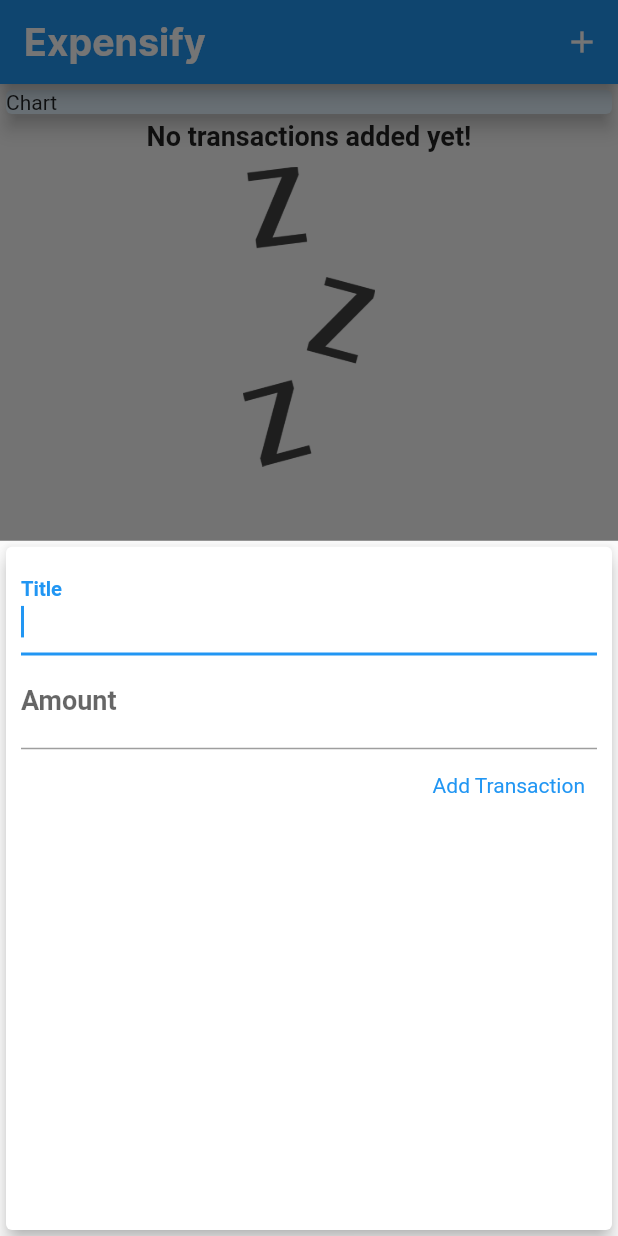
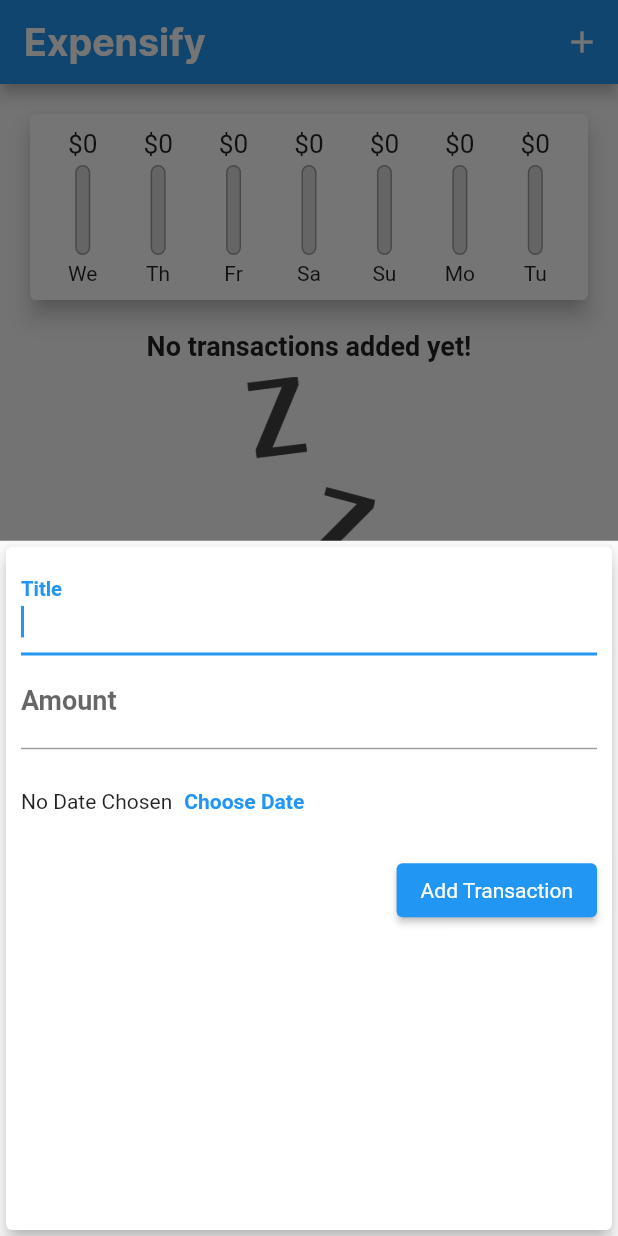
Before and after one commit to therealmai/expensify, a Flutter app: the screen it shows after launch, after a tap on the "add" icon, on a phone screen of 412 x 824 dp. Run offline on Flutter 3.47's test engine with Material 2 defaults, Android fonts, the phone set to English and light mode, and no system bars.

Commit message:
done with expensify

```diff
--- a/lib/main.dart
+++ b/lib/main.dart
@@ -1,4 +1,5 @@
-import 'package:expensify/widgets/new_transaction.dart';
+import './widgets/chart.dart';
+import './widgets/new_transaction.dart';
 import './widgets/transaction_list.dart';
 import 'package:flutter/material.dart';
 
@@ -16,17 +17,13 @@ class MyApp extends StatelessWidget {
             .copyWith(secondary: Colors.blue.shade800),
         fontFamily: 'Inter',
         textTheme: ThemeData.light().textTheme.copyWith(
-          titleMedium: TextStyle(
-            fontFamily: 'Roboto',
-            fontSize: 18,
-            fontWeight: FontWeight.bold
-          ),
-          titleSmall: TextStyle(
-            fontFamily: 'Roboto',
-            fontSize: 12,
-            color: Colors.grey
-          ),
-        ),
+              titleMedium: TextStyle(
+                  fontFamily: 'Roboto',
+                  fontSize: 18,
+                  fontWeight: FontWeight.bold),
+              titleSmall: TextStyle(
+                  fontFamily: 'Roboto', fontSize: 12, color: Colors.grey),
+            ),
         appBarTheme: AppBarTheme(
           titleTextStyle: TextStyle(
               fontFamily: 'Inter', fontWeight: FontWeight.bold, fontSize: 25),
@@ -58,12 +55,22 @@ class _MyHomePageState extends State<MyHomePage> {
     // )
   ];
 
-  void _addNewTransaction(String txTitle, double txAmount) {
+  List<Transaction> get _recentTransactions {
+    return _userTransaction.where((tx) {
+      return tx.date.isAfter(
+        DateTime.now().subtract(
+          Duration(days: 7),
+        ),
+      );
+    }).toList();
+  }
+
+  void _addNewTransaction(String txTitle, double txAmount, DateTime chosenDate) {
     final newTx = Transaction(
         id: DateTime.now().toString(),
         title: txTitle,
         amount: txAmount,
-        date: DateTime.now());
+        date: chosenDate);
 
     setState(() {
       _userTransaction.add(newTx);
@@ -100,13 +107,7 @@ class _MyHomePageState extends State<MyHomePage> {
           mainAxisAlignment: MainAxisAlignment.start,
           crossAxisAlignment: CrossAxisAlignment.stretch,
           children: <Widget>[
-            Container(
-              child: Card(
-                color: Theme.of(context).secondaryHeaderColor,
-                child: Text('Chart'),
-                elevation: 5,
-              ),
-            ),
+            Chart(_recentTransactions),
             TransactionList(_userTransaction),
           ],
         ),
--- a/lib/widgets/chart.dart
+++ b/lib/widgets/chart.dart
@@ -1,15 +1,61 @@
+import 'package:expensify/widgets/chart_bar.dart';
 import 'package:flutter/material.dart';
-
+import 'package:intl/intl.dart';
+import '../models/transaction.dart';
 
 class Chart extends StatelessWidget {
+  final List<Transaction> recentTransactions;
+
+  Chart(this.recentTransactions);
+
+  List<Map<String, Object>> get groupedTransactionValues {
+    return List.generate(7, (index) {
+      final weekDay = DateTime.now().subtract(
+        Duration(days: index),
+      );
+
+      double totalSum = 0;
+
+      for (var x = 0; x < recentTransactions.length; x++) {
+        if (recentTransactions[x].date.day == weekDay.day &&
+            recentTransactions[x].date.month == weekDay.month &&
+            recentTransactions[x].date.year == weekDay.year) {
+          totalSum += recentTransactions[x].amount;
+        }
+      }
+      return {
+        'day': DateFormat.E().format(weekDay).substring(0, 2),
+        'amount': totalSum
+      };
+    }).reversed.toList();
+  }
+
+  double get totalSpending {
+    return groupedTransactionValues.fold(0.0, (sum, item) {
+      return sum + (item['amount'] as double);
+    });
+  }
 
   @override
   Widget build(BuildContext context) {
     return Card(
       elevation: 6,
       margin: EdgeInsets.all(20),
-
-
+      child: Container(
+        padding: EdgeInsets.all(10),
+        child: Row(
+            mainAxisAlignment: MainAxisAlignment.spaceAround,
+            children: groupedTransactionValues.map((data) {
+              return Flexible(
+                  fit: FlexFit.tight,
+                  child: ChartBar(
+                      data['day'] as String,
+                      data['amount'] as double,
+                      totalSpending == 0.0
+                          ? 0.0
+                          : (data['amount'] as double) / totalSpending));
+            }).toList()),
+      ),
     );
   }
 }
--- /dev/null
+++ b/lib/widgets/chart_bar.dart
@@ -0,0 +1,52 @@
+import 'package:flutter/material.dart';
+
+class ChartBar extends StatelessWidget {
+  final String label;
+  final double spendingAmount;
+  final double spendingPctOfTotal;
+
+  ChartBar(this.label, this.spendingAmount, this.spendingPctOfTotal);
+
+  @override
+  Widget build(BuildContext context) {
+    return Column(
+      children: <Widget>[
+        Container(
+          height: 20,
+          child: FittedBox(
+            child: Text('\$${spendingAmount.toStringAsFixed(0)}'),
+          ),
+        ),
+        SizedBox(
+          height: 4,
+        ),
+        Container(
+          height: 60,
+          width: 10,
+          child: Stack(
+            children: <Widget>[
+              Container(
+                decoration: BoxDecoration(
+                    border: Border.all(color: Colors.grey, width: 1),
+                    color: Color.fromRGBO(220, 220, 220, 1),
+                    borderRadius: BorderRadius.circular(10)),
+              ),
+              FractionallySizedBox(
+                heightFactor: spendingPctOfTotal,
+                child: Container(
+                  decoration: BoxDecoration(
+                      color: Theme.of(context).primaryColor,
+                      borderRadius: BorderRadius.circular(10)),
+                ),
+              )
+            ],
+          ),
+        ),
+        SizedBox(
+          height: 4,
+        ),
+        Text(label),
+      ],
+    );
+  }
+}
--- a/lib/widgets/new_transaction.dart
+++ b/lib/widgets/new_transaction.dart
@@ -1,4 +1,5 @@
 import 'package:flutter/material.dart';
+import 'package:intl/intl.dart';
 
 class NewTransaction extends StatefulWidget {
   final Function addTransaction;
@@ -10,24 +11,42 @@ class NewTransaction extends StatefulWidget {
 }
 
 class _NewTransactionState extends State<NewTransaction> {
-  final titleController = TextEditingController();
+  final _titleController = TextEditingController();
+  final _amountController = TextEditingController();
+  DateTime? _selectedDate;
 
-  final amountController = TextEditingController();
-
-  void submitData(){
-    final enteredTitle = titleController.text;
-    final enteredAmount = double.parse(amountController.text);
-
-    if(enteredTitle.isEmpty || enteredAmount <=0){
+  void _submitData() {
+    if (_amountController.text.isEmpty) {
       return;
     }
 
-    widget.addTransaction(
-      enteredTitle,
-      enteredAmount,
-    );
+    final enteredTitle = _titleController.text;
+    final enteredAmount = double.parse(_amountController.text);
+
+    if (enteredTitle.isEmpty || enteredAmount <= 0 || _selectedDate == null) {
+      return;
+    }
+
+    widget.addTransaction(enteredTitle, enteredAmount, _selectedDate);
 
     Navigator.of(context).pop();
+  }
+
+  void _presentDatePicker() {
+    showDatePicker(
+      context: context,
+      initialDate: DateTime.now(),
+      firstDate: DateTime(2019),
+      lastDate: DateTime.now(),
+    ).then((pickedDate) {
+      if (pickedDate == null) {
+        return;
+      }
+      setState(() {
+        _selectedDate = pickedDate;
+      });
+    });
+    print('...');
   }
 
   @override
@@ -43,22 +62,39 @@ class _NewTransactionState extends State<NewTransaction> {
               autocorrect: true,
               autofocus: true,
               decoration: InputDecoration(labelText: 'Title'),
-              controller: titleController,
-              onSubmitted: (_)=> submitData(),
+              controller: _titleController,
+              onSubmitted: (_) => _submitData(),
             ),
             TextField(
               autocorrect: true,
               autofocus: true,
               decoration: InputDecoration(labelText: 'Amount'),
-              controller: amountController,
+              controller: _amountController,
               keyboardType: TextInputType.number,
-              onSubmitted: (_)=> submitData(),
-
+              onSubmitted: (_) => _submitData(),
             ),
-            TextButton(
-              onPressed: submitData,
+            Container(
+              height: 70,
+              child: Row(
+                children: <Widget>[
+                  Text(
+                    _selectedDate == null
+                        ? 'No Date Chosen'
+                        : 'Picked Date: ${DateFormat.yMd().format(_selectedDate!)}',
+                  ),
+                  TextButton(
+                      child: Text(
+                        'Choose Date',
+                        style: TextStyle(fontWeight: FontWeight.bold),
+                      ),
+                      onPressed: _presentDatePicker)
+                ],
+              ),
+            ),
+            ElevatedButton(
+              onPressed: _submitData,
               child: Text('Add Transaction'),
-              style: TextButton.styleFrom(foregroundColor: Theme.of(context).primaryColor),
+              style: TextButton.styleFrom(foregroundColor: Colors.white),
             )
           ],
         ),
```
Also changed, not shown: lib/widgets/transaction_list.dart (+11 -25 lines).
